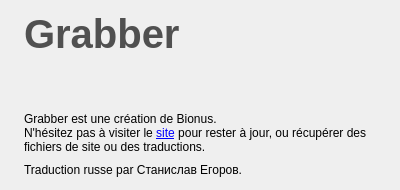
XanderMld/imgbrd-grabber, file ui/aboutwindow.ui: the form before one commit.
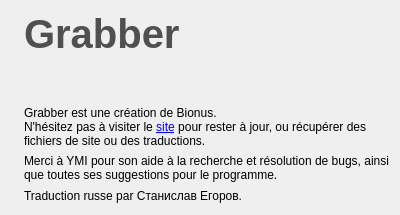
The form after the commit. Icons and pictures are not drawn.

Commit message: [3.2.1] * Added credits to YMI in the "about" window.

```diff
--- a/ui/aboutwindow.ui
+++ b/ui/aboutwindow.ui
@@ -7,7 +7,7 @@
     <x>0</x>
     <y>0</y>
     <width>400</width>
-    <height>190</height>
+    <height>215</height>
    </rect>
   </property>
   <property name="windowTitle">
@@ -67,6 +67,16 @@
        </property>
       </widget>
      </item>
+     <item>
+      <widget class="QLabel" name="label_2">
+       <property name="text">
+        <string>Merci à YMI pour son aide à la recherche et résolution de bugs, ainsi que toutes ses suggestions pour le programme.</string>
+       </property>
+       <property name="wordWrap">
+        <bool>true</bool>
+       </property>
+      </widget>
+     </item>
      <item>
       <widget class="QLabel" name="labelCredits">
        <property name="text">
```
The commit also changes 5 other files.
